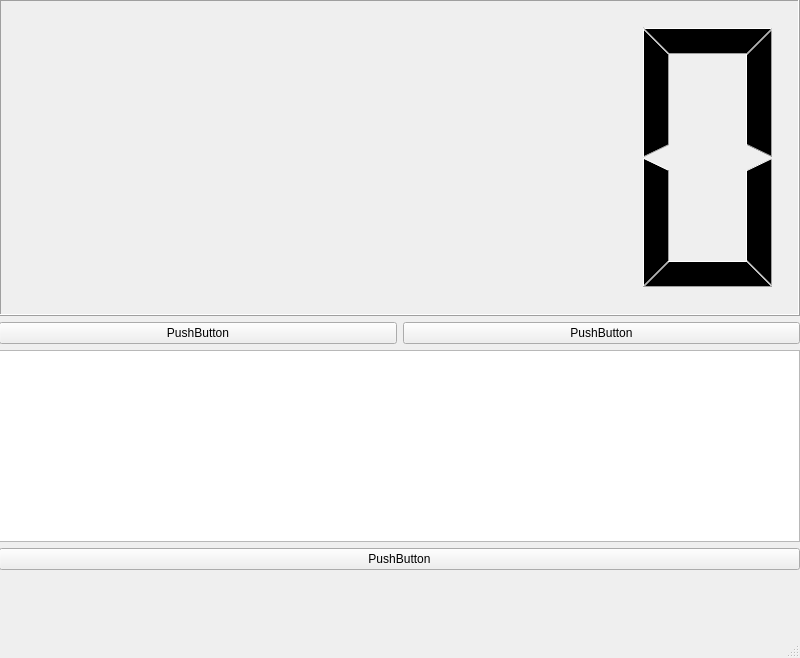
This is chronomaitre.ui in KuKaRaCHa-gg/ChronoMaitre as Qt 5 draws it before an edit. The edited form follows.
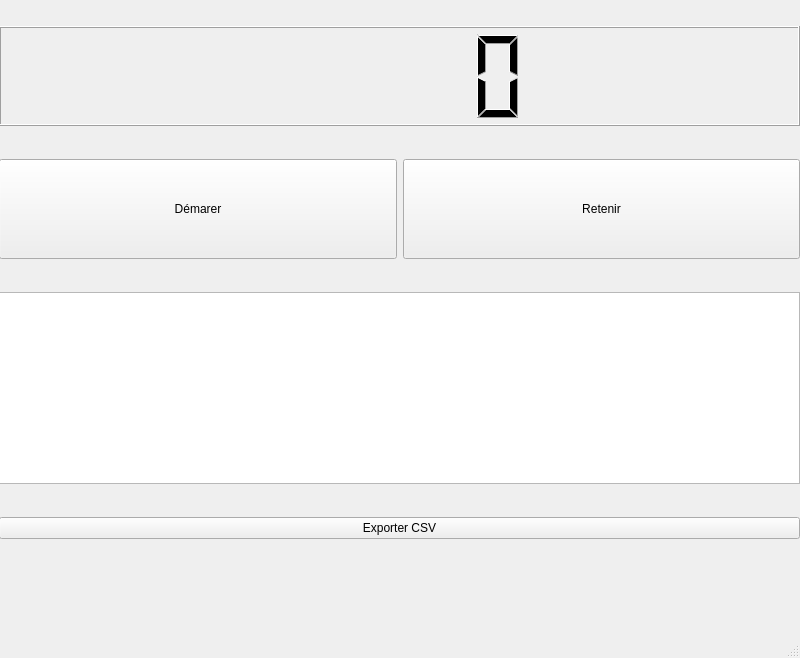
This is the edited form.

```diff
--- a/chronomaitre.ui
+++ b/chronomaitre.ui
@@ -25,21 +25,40 @@
     </property>
     <layout class="QVBoxLayout" name="verticalLayout">
      <item>
-      <widget class="QLCDNumber" name="lcdNumber"/>
+      <widget class="QLCDNumber" name="lcdNumber">
+       <property name="maximumSize">
+        <size>
+         <width>10000</width>
+         <height>100</height>
+        </size>
+       </property>
+      </widget>
      </item>
      <item>
       <layout class="QHBoxLayout" name="horizontalLayout">
        <item>
         <widget class="QPushButton" name="pushButton_2">
+         <property name="maximumSize">
+          <size>
+           <width>16777215</width>
+           <height>100</height>
+          </size>
+         </property>
          <property name="text">
-          <string>PushButton</string>
+          <string>Démarer</string>
          </property>
         </widget>
        </item>
        <item>
         <widget class="QPushButton" name="pushButton">
+         <property name="maximumSize">
+          <size>
+           <width>16777215</width>
+           <height>100</height>
+          </size>
+         </property>
          <property name="text">
-          <string>PushButton</string>
+          <string>Retenir</string>
          </property>
         </widget>
        </item>
@@ -58,7 +77,7 @@
      <item>
       <widget class="QPushButton" name="pushButton_3">
        <property name="text">
-        <string>PushButton</string>
+        <string>Exporter CSV</string>
        </property>
       </widget>
      </item>
```
